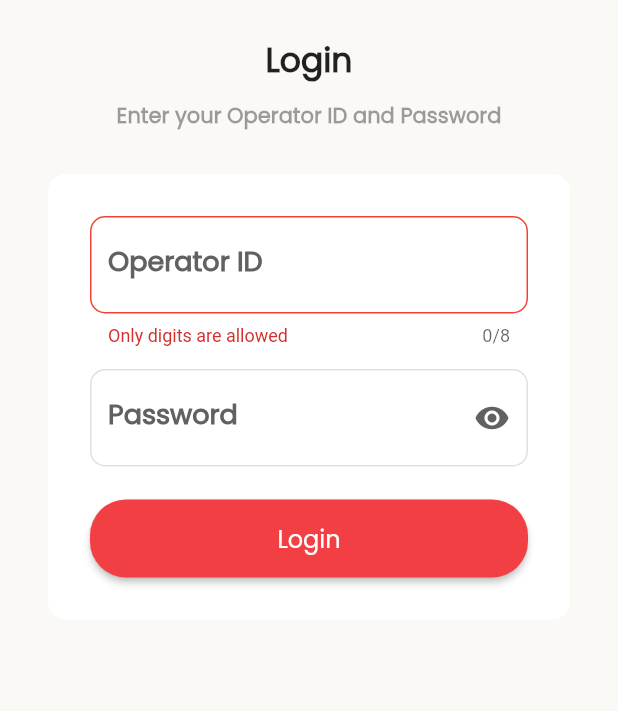
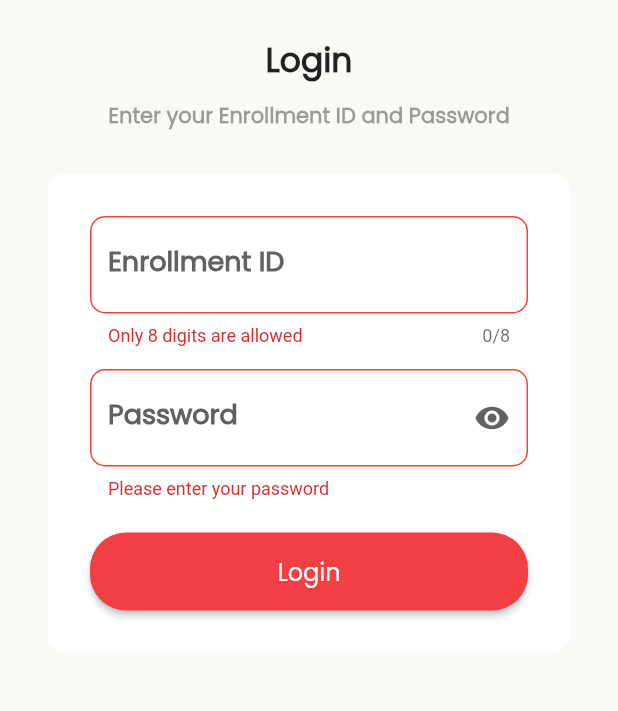
Before and after one commit to soham-dixit/mobile-operator-booking-platform, a Flutter app: the screen it shows after launch, after a tap on "Login", on a phone screen of 412 x 824 dp, the part 363-1074 px from its top. Run offline on Flutter 3.47's test engine with Material 2 defaults, Android fonts, the phone set to English and light mode, and no system bars; our stand-ins replace firebase_core, flutter_otp_text_field; accounts and stored records are empty.

Commit message:
Added splash screen and validation

```diff
--- a/aapka_aadhaar_operator/lib/authentication/login_page.dart
+++ b/aapka_aadhaar_operator/lib/authentication/login_page.dart
@@ -50,7 +50,7 @@ class _OperatorLoginState extends State<OperatorLogin> {
                   height: 10,
                 ),
                 const Text(
-                  "Enter your Operator ID and Password",
+                  "Enter your Enrollment ID and Password",
                   style: TextStyle(
                     fontFamily: 'Poppins',
                     fontSize: 14,
@@ -83,7 +83,7 @@ class _OperatorLoginState extends State<OperatorLogin> {
                           ),
                           cursorColor: Colors.black,
                           decoration: InputDecoration(
-                            label: const Text('Operator ID'),
+                            label: const Text('Enrollment ID'),
                             labelStyle: TextStyle(
                               color: Colors.grey.shade700,
                             ),
@@ -94,10 +94,12 @@ class _OperatorLoginState extends State<OperatorLogin> {
                                 borderSide: const BorderSide(color: Colors.red),
                                 borderRadius: BorderRadius.circular(10)),
                             enabledBorder: OutlineInputBorder(
-                                borderSide: const BorderSide(color: Colors.black12),
+                                borderSide:
+                                    const BorderSide(color: Colors.black12),
                                 borderRadius: BorderRadius.circular(10)),
                             focusedBorder: OutlineInputBorder(
-                                borderSide: const BorderSide(color: Colors.black12),
+                                borderSide:
+                                    const BorderSide(color: Colors.black12),
                                 borderRadius: BorderRadius.circular(10)),
                             // prefix: Padding(
                             //   padding: EdgeInsets.symmetric(horizontal: 8),
@@ -119,8 +121,8 @@ class _OperatorLoginState extends State<OperatorLogin> {
                           validator: (value) {
                             try {
                               if (value!.isEmpty ||
-                                  !RegExp(r'^[0-9]*$').hasMatch(value)) {
-                                return 'Only digits are allowed';
+                                  !RegExp(r'^\d{8}$').hasMatch(value)) {
+                                return 'Only 8 digits are allowed';
                               } else {
                                 return null;
                               }
@@ -151,10 +153,12 @@ class _OperatorLoginState extends State<OperatorLogin> {
                                 borderSide: const BorderSide(color: Colors.red),
                                 borderRadius: BorderRadius.circular(10)),
                             enabledBorder: OutlineInputBorder(
-                                borderSide: const BorderSide(color: Colors.black12),
+                                borderSide:
+                                    const BorderSide(color: Colors.black12),
                                 borderRadius: BorderRadius.circular(10)),
                             focusedBorder: OutlineInputBorder(
-                                borderSide: const BorderSide(color: Colors.black12),
+                                borderSide:
+                                    const BorderSide(color: Colors.black12),
                                 borderRadius: BorderRadius.circular(10)),
                             // prefix: Padding(
                             //   padding: EdgeInsets.symmetric(horizontal: 8),
@@ -183,16 +187,15 @@ class _OperatorLoginState extends State<OperatorLogin> {
                               },
                             ),
                           ),
-                          // validator: (value) {
-                          //   try {
-                          //     if (value!.isEmpty ||
-                          //         !RegExp(r'^[6-9]\d{9}$').hasMatch(value)) {
-                          //       return 'Please Enter a valid 10 digit Mobile Number';
-                          //     } else {
-                          //       return null;
-                          //     }
-                          //   } catch (e) {}
-                          // },
+                          validator: (value) {
+                            try {
+                              if (value!.isEmpty) {
+                                return 'Please enter your password';
+                              } else {
+                                return null;
+                              }
+                            } catch (e) {}
+                          },
                         ),
                         const SizedBox(
                           height: 22,
@@ -210,8 +213,8 @@ class _OperatorLoginState extends State<OperatorLogin> {
                             style: ButtonStyle(
                               foregroundColor: MaterialStateProperty.all<Color>(
                                   Colors.white),
-                              backgroundColor:
-                                  MaterialStateProperty.all(const Color(0xFFF23F44)),
+                              backgroundColor: MaterialStateProperty.all(
+                                  const Color(0xFFF23F44)),
                               shape: MaterialStateProperty.all<
                                   RoundedRectangleBorder>(
                                 RoundedRectangleBorder(
--- a/aapka_aadhaar_operator/lib/main.dart
+++ b/aapka_aadhaar_operator/lib/main.dart
@@ -1,4 +1,5 @@
 import 'package:aapka_aadhaar_operator/authentication/login_page.dart';
+import 'package:aapka_aadhaar_operator/splash_screen.dart';
 import 'package:firebase_core/firebase_core.dart';
 import 'package:flutter/material.dart';
 
@@ -20,7 +21,7 @@ class _AapkaAadhaarOperatorState extends State<AapkaAadhaarOperator> {
   Widget build(BuildContext context) {
     return MaterialApp(
       debugShowCheckedModeBanner: false,
-      home: OperatorLogin(),
+      home: SplashScreen(),
     );
   }
 }
--- /dev/null
+++ b/aapka_aadhaar_operator/lib/splash_screen.dart
@@ -0,0 +1,54 @@
+import 'package:aapka_aadhaar_operator/authentication/login_page.dart';
+import 'package:flutter/material.dart';
+
+class SplashScreen extends StatefulWidget {
+  const SplashScreen({Key? key}) : super(key: key);
+
+  @override
+  _SplashScreenState createState() => _SplashScreenState();
+}
+
+class _SplashScreenState extends State<SplashScreen> {
+  bool change = false;
+  @override
+  void initState() {
+    // TODO: implement initState
+    super.initState();
+    navigateToLogin();
+  }
+
+  navigateToLogin() async {
+    await Future.delayed(Duration(milliseconds: 2800), () {});
+    Navigator.pushReplacement(
+      context,
+      MaterialPageRoute(
+        builder: (context) => OperatorLogin(),
+      ),
+    );
+  }
+
+  @override
+  Widget build(BuildContext context) {
+    final height =
+        MediaQuery.of(context).size.height - MediaQuery.of(context).padding.top;
+    final width = MediaQuery.of(context).size.width;
+
+    return Scaffold(
+      backgroundColor: Color(0xfff23f44),
+      body: TweenAnimationBuilder(
+        tween: Tween<double>(begin: 1, end: 2),
+        duration: Duration(milliseconds: 800),
+        builder: (context, double scale, child) {
+          return Transform.scale(scale: scale, child: child);
+        },
+        child: Center(
+          child: Container(
+              child: Image.asset(
+            'assets/operator_app_logo.png',
+            width: width * 0.38,
+          )),
+        ),
+      ),
+    );
+  }
+}
```
Also changed, not shown: 1 other file.
